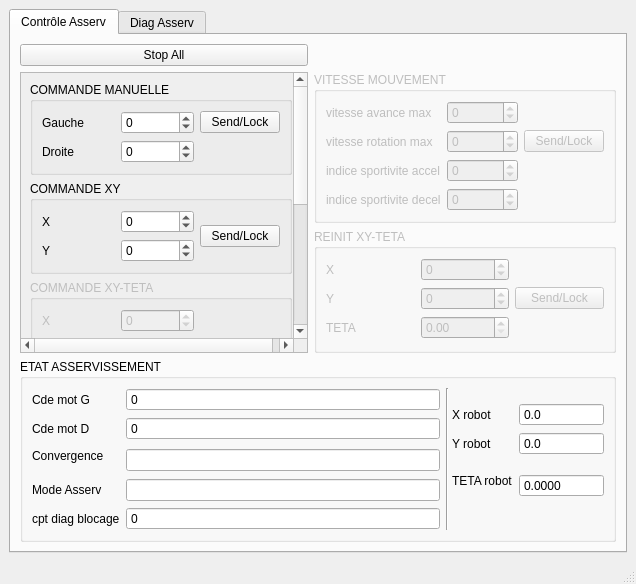
Old version of the form PluginModules/Asserv/ihm_Asserv.ui in the repository CRLG/LABOTBOX.
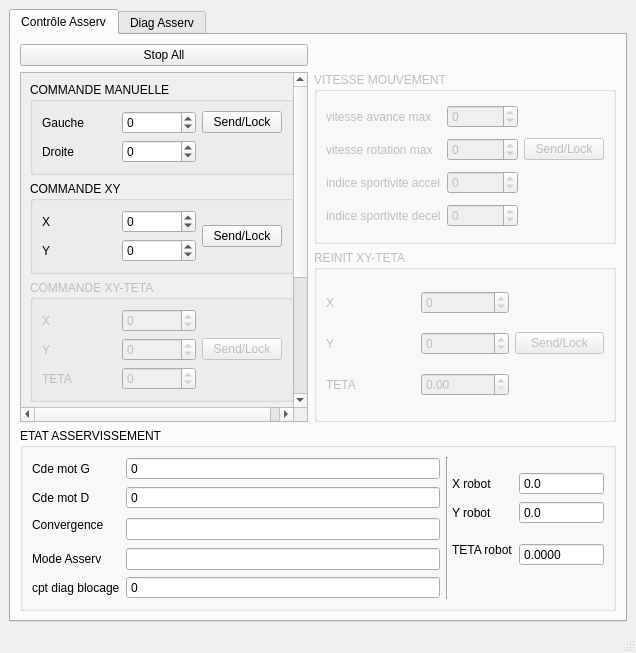
New version of the form.

Commit message: Correction plage de valeur négative pour angle_consigne

Patch:
```diff
--- a/PluginModules/Asserv/ihm_Asserv.ui
+++ b/PluginModules/Asserv/ihm_Asserv.ui
@@ -7,7 +7,7 @@
     <x>0</x>
     <y>0</y>
     <width>636</width>
-    <height>557</height>
+    <height>653</height>
    </rect>
   </property>
   <property name="minimumSize">
@@ -50,9 +50,9 @@
            <property name="geometry">
             <rect>
              <x>0</x>
-             <y>0</y>
-             <width>288</width>
-             <height>469</height>
+             <y>-275</y>
+             <width>347</width>
+             <height>555</height>
             </rect>
            </property>
            <layout class="QGridLayout" name="gridLayout_8">
@@ -311,6 +311,9 @@
                </item>
                <item row="1" column="1">
                 <widget class="QDoubleSpinBox" name="CdeDistAngle_Angle">
+                 <property name="minimum">
+                  <double>-999999999.000000000000000</double>
+                 </property>
                  <property name="maximum">
                   <double>999999999.000000000000000</double>
                  </property>
@@ -747,7 +750,7 @@
      <x>0</x>
      <y>0</y>
      <width>636</width>
-     <height>21</height>
+     <height>25</height>
     </rect>
    </property>
   </widget>
```
